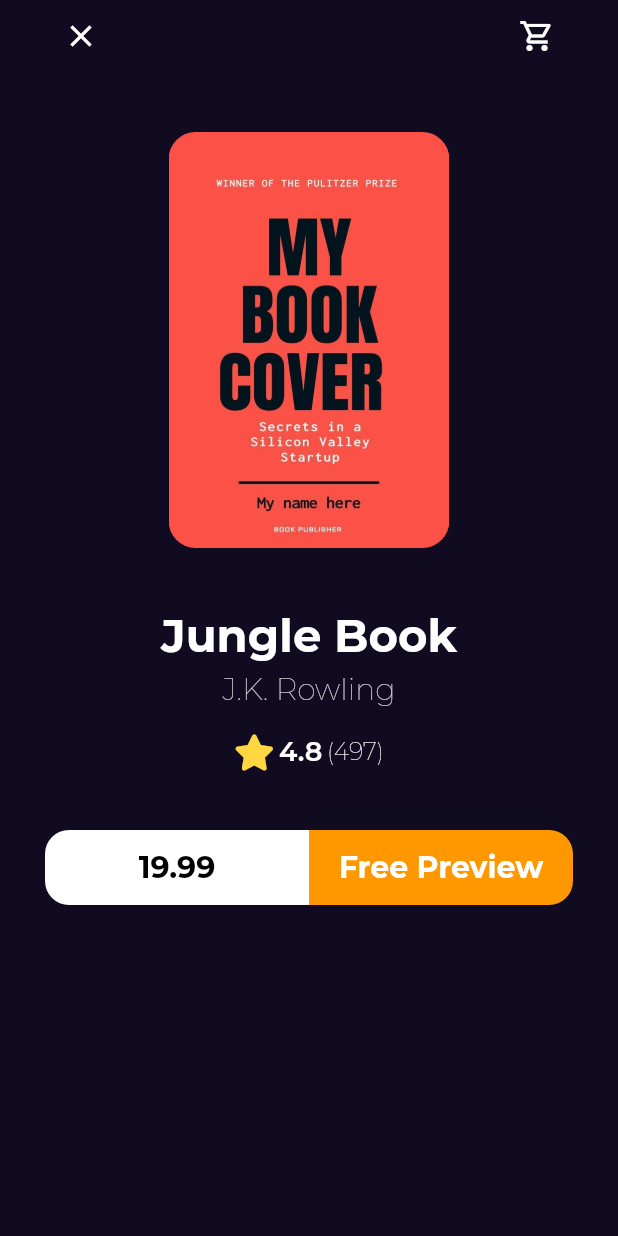
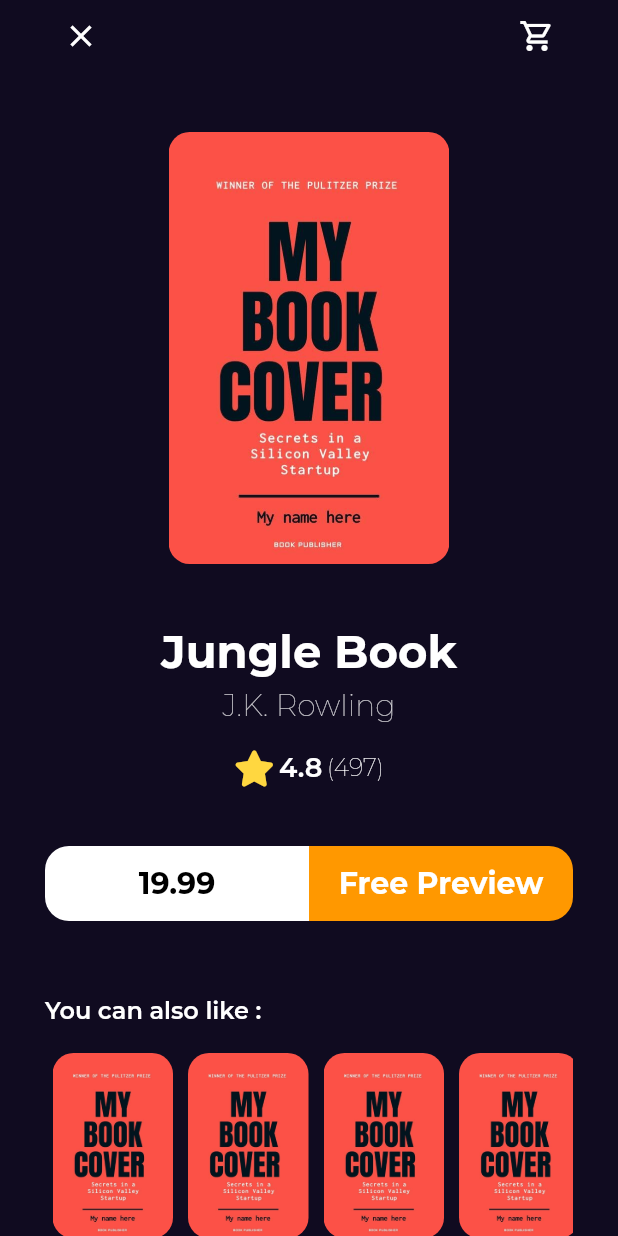
Before and after one commit to 3bary/bookly_app, a Flutter app: the BookDetailsView screen opened by its route, on a phone screen of 412 x 824 dp. Run offline on Flutter 3.47's test engine with Material 2 defaults, Android fonts, the phone set to English and light mode, and no system bars; our stand-ins replace font_awesome_flutter, go_router, google_fonts.

Commit message:
book details view done

```diff
--- a/lib/features/home/presentation/views/widgets/book_details_body.dart
+++ b/lib/features/home/presentation/views/widgets/book_details_body.dart
@@ -1,5 +1,6 @@
 import 'package:bookly_app/features/home/presentation/views/widgets/book_rating.dart';
 import 'package:bookly_app/features/home/presentation/views/widgets/custom_book_item.dart';
+import 'package:bookly_app/features/home/presentation/views/widgets/similar_books_list_view.dart';
 import 'package:flutter/material.dart';
 
 import 'books_action.dart';
@@ -11,7 +12,12 @@ class BookDetailsBody extends StatelessWidget {
   @override
   Widget build(BuildContext context){
   var width = MediaQuery.of(context).size.width;
-    return Padding(
+
+  return CustomScrollView(
+    slivers: [
+      SliverFillRemaining(
+        hasScrollBody: false,
+        child: Padding(
           padding: const EdgeInsets.symmetric(horizontal : 30.0),
           child: Column(
             children:  [
@@ -32,9 +38,26 @@ class BookDetailsBody extends StatelessWidget {
               const SizedBox(height: 18,),
               const BookRating(mainAxisAlignment: MainAxisAlignment.center,),
               const SizedBox(height: 40,),
-          const BooksAction()
+              const BooksAction(),
+              const SizedBox(height: 50,),
+              const Align(
+                alignment:Alignment.centerLeft,
+                child: Text(
+                  'You can also like :',
+                  style: TextStyle(
+                    fontSize: 16,
+                    fontWeight: FontWeight.w600,
+                  ),
+                ),
+              ),
+              const SizedBox(height: 18,),
+              const SimilarBooksListView(),
+              const SizedBox(height:40)
             ],
           ),
+        ),
+      )
+    ],
   );
   }
 }
--- a/lib/features/home/presentation/views/widgets/custom_book_item.dart
+++ b/lib/features/home/presentation/views/widgets/custom_book_item.dart
@@ -7,10 +7,10 @@ class CustomBookItem extends StatelessWidget {
   @override
   Widget build(BuildContext context) {
     return AspectRatio(
-      aspectRatio: 2.7/4,
+      aspectRatio: 2.6/4,
       child: Container(
         decoration:  BoxDecoration(
-          borderRadius: BorderRadius.circular(18.0),
+          borderRadius: BorderRadius.circular(14.0),
             image: const DecorationImage(
                 image: AssetImage(AssetsData.testImage),
                 fit: BoxFit.fill,
--- /dev/null
+++ b/lib/features/home/presentation/views/widgets/similar_books_list_view.dart
@@ -0,0 +1,21 @@
+import 'package:flutter/material.dart';
+
+import 'custom_book_item.dart';
+
+class SimilarBooksListView extends StatelessWidget {
+  const SimilarBooksListView({Key? key}) : super(key: key);
+
+  @override
+  Widget build(BuildContext context) {
+    return SizedBox(
+      height: MediaQuery.of(context).size.height * 0.15,
+      child: ListView.builder(
+          scrollDirection: Axis.horizontal,
+          itemBuilder: (context,index) => const Padding(
+            padding: EdgeInsets.symmetric(horizontal:5),
+            child: CustomBookItem(),
+          )
+      ),
+    );
+  }
+}
```
Also changed, not shown: lib/features/home/presentation/views/widgets/books_action.dart (indentation only). Lines whose indentation alone changed are shown as unchanged.
